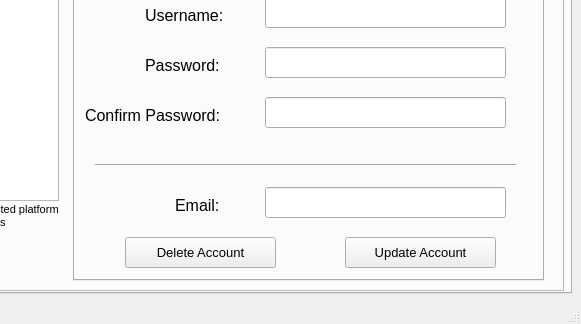
Above: AccountHolder.ui from armandkaufmann/AccountHolder before the change; both pictures show x 219 to 800 and y 476 to 800 of the 800 by 800 pixel window. Below: the same form after it.
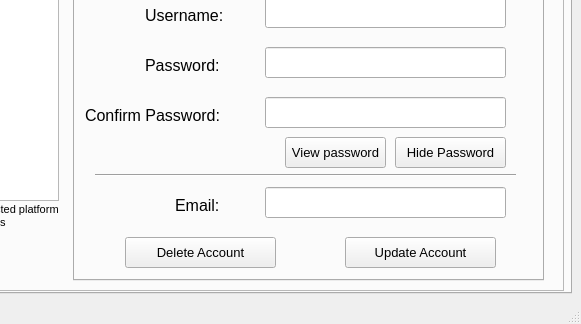
That is the form after the change.

Diff of the .ui file:
```diff
--- a/AccountHolder.ui
+++ b/AccountHolder.ui
@@ -426,7 +426,7 @@
          <property name="geometry">
           <rect>
            <x>20</x>
-           <y>170</y>
+           <y>180</y>
            <width>421</width>
            <height>16</height>
           </rect>
@@ -522,6 +522,38 @@
           <bool>false</bool>
          </property>
         </widget>
+        <widget class="QPushButton" name="pushButtonViewPasswordEdit">
+         <property name="geometry">
+          <rect>
+           <x>210</x>
+           <y>150</y>
+           <width>101</width>
+           <height>31</height>
+          </rect>
+         </property>
+         <property name="text">
+          <string>View password</string>
+         </property>
+         <property name="checkable">
+          <bool>false</bool>
+         </property>
+        </widget>
+        <widget class="QPushButton" name="pushButtonHidePasswordEdit">
+         <property name="geometry">
+          <rect>
+           <x>320</x>
+           <y>150</y>
+           <width>111</width>
+           <height>31</height>
+          </rect>
+         </property>
+         <property name="text">
+          <string>Hide Password</string>
+         </property>
+         <property name="checkable">
+          <bool>false</bool>
+         </property>
+        </widget>
        </widget>
       </widget>
       <widget class="QLabel" name="label_7">
```
